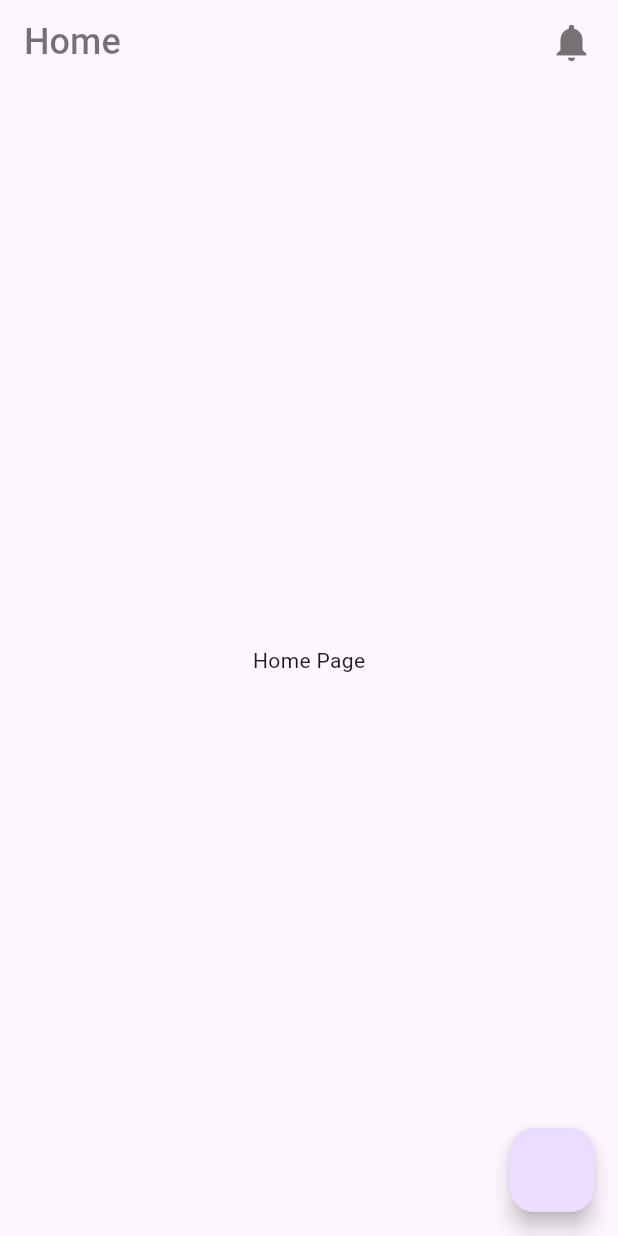
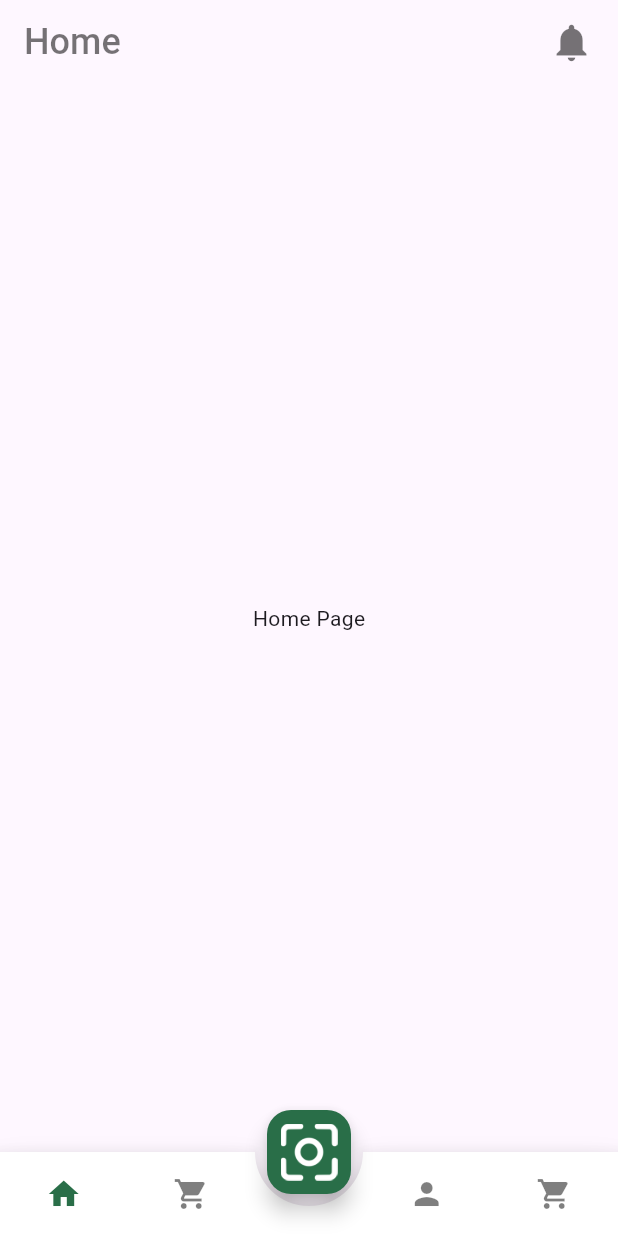
Before and after one commit to pasindur2000/pusl_3119, a Flutter app: the RootPage screen opened directly, on a phone screen of 412 x 824 dp. Run offline on Flutter 3.47's test engine with Material 3 defaults, Android fonts, the phone set to English and light mode, and no system bars; drawn by our look-alikes of animated_bottom_navigation_bar; our stand-ins replace page_transition.

Commit message:
edit the root page create the bottom navigation bar in root file

```diff
--- a/lib/ui/root_page.dart
+++ b/lib/ui/root_page.dart
@@ -1,8 +1,10 @@
+import 'package:animated_bottom_navigation_bar/animated_bottom_navigation_bar.dart';
 import 'package:flutter/material.dart';
 import 'package:pusl_3119/ui/screens/diseases_page.dart';
 import 'package:pusl_3119/ui/screens/home_page.dart';
 import 'package:pusl_3119/ui/screens/profile_page.dart';
 import 'package:page_transition/page_transition.dart';
+import 'package:pusl_3119/ui/screens/scan_page.dart';
 
 import '../constants.dart';
 import 'login_page.dart';
@@ -29,6 +31,7 @@ class _RootPageState extends State<RootPage> {
     Icons.home,
     Icons.shopping_cart,
     Icons.person,
+    Icons.shopping_cart,
   ];
 
   //List of theh pages titles
@@ -36,6 +39,7 @@ class _RootPageState extends State<RootPage> {
     'Home',
     'Diseases',
     'Profile',
+    'Cart',
   ];
 
 
@@ -63,11 +67,26 @@ class _RootPageState extends State<RootPage> {
       ),
       floatingActionButton: FloatingActionButton(
         onPressed: (){
-          Navigator.push(context, PageTransition(child: const Login(), type: PageTransitionType.bottomToTop));
+          Navigator.push(context, PageTransition(child: const ScanPage(), type: PageTransitionType.bottomToTop));
+        },
+        child: Image.asset('assets/images/2nd_icon.png', height: 38.0,),
+        backgroundColor: Constants.primaryColor,
+      ),
+      floatingActionButtonLocation: FloatingActionButtonLocation.centerDocked,
+      bottomNavigationBar: AnimatedBottomNavigationBar(
+        splashColor: Constants.primaryColor,
+        activeColor: Constants.primaryColor,
+        inactiveColor: Colors.black.withOpacity(.5),
+        icons: iconList,
+        activeIndex: _bottomNavIndex,
+        gapLocation: GapLocation.center,
+        notchSmoothness: NotchSmoothness.softEdge,
+        onTap: (index){
+          setState(() {
+            _bottomNavIndex = index;
+          });
         },
       ),
-
-
 
 
     );
```
Also changed, not shown: lib/ui/screens/cart_page.dart (added, +19 -0 lines), assets/images/1st_icon.png (added), assets/images/2nd_icon.png (added).
